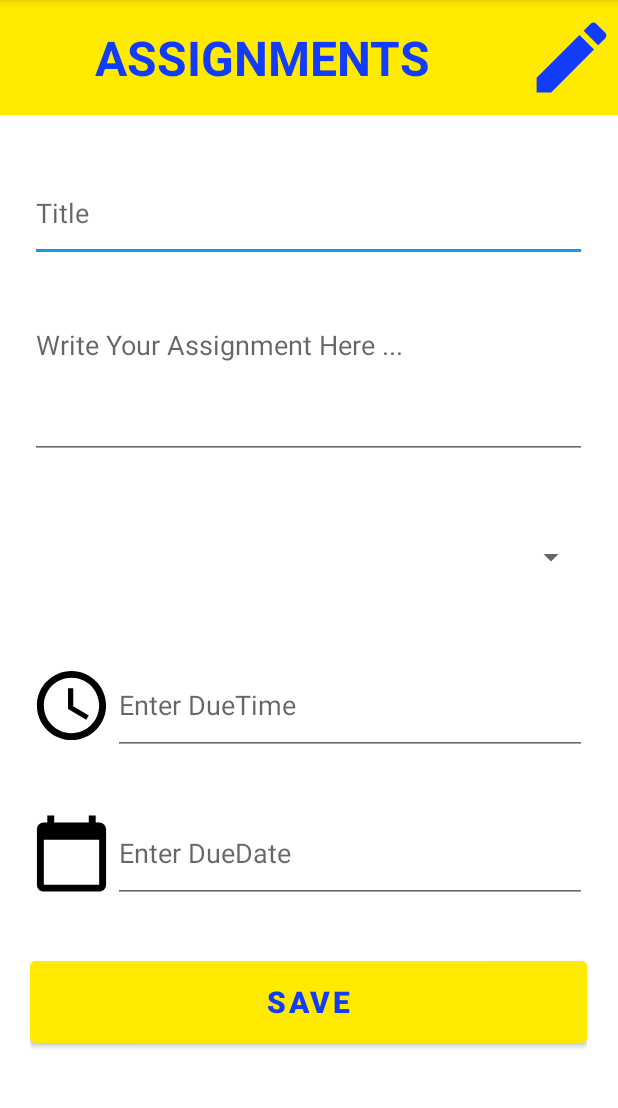
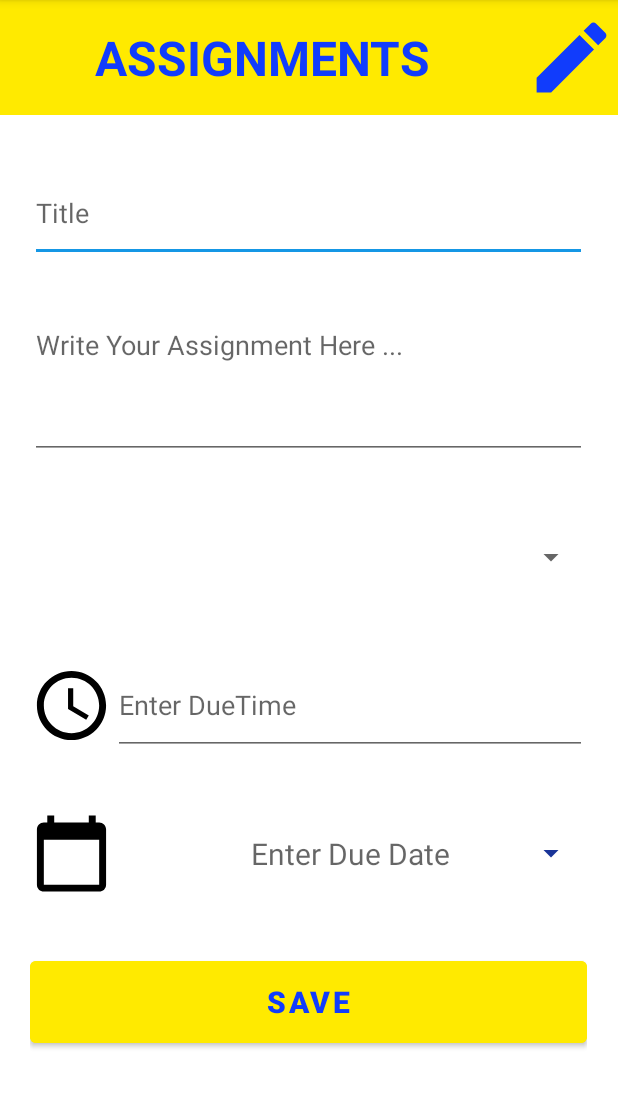
Before and after one commit to agamt1511/TheSchedule_FinalProject, an Android app: the AssignmentsEdit screen opened directly, with no data from a screen before it, on a phone screen of 412 x 824 dp, the part 84-1192 px from its top. Run offline under Robolectric (Android 15) with nearby library versions, the phone set to English and light mode, and no system bars.

```diff
--- a/app/src/main/java/com/example/theschedule_finalproject/AssignmentsEdit.java
+++ b/app/src/main/java/com/example/theschedule_finalproject/AssignmentsEdit.java
@@ -4,6 +4,8 @@ import static com.example.theschedule_finalproject.FBref.currentUser;
 
 import androidx.appcompat.app.AppCompatActivity;
 
+import android.app.AlertDialog;
+import android.app.DatePickerDialog;
 import android.content.BroadcastReceiver;
 import android.content.Intent;
 import android.content.IntentFilter;
@@ -11,17 +13,26 @@ import android.net.ConnectivityManager;
 import android.os.Bundle;
 import android.view.View;
 import android.widget.AdapterView;
+import android.widget.Button;
+import android.widget.DatePicker;
 import android.widget.EditText;
 import android.widget.Spinner;
 
 import com.example.theschedule_finalproject.Models.Assignment;
 
-public class AssignmentsEdit extends AppCompatActivity implements AdapterView.OnItemSelectedListener {
+import java.text.SimpleDateFormat;
+import java.util.Calendar;
+import java.util.Date;
+
+public class AssignmentsEdit extends AppCompatActivity {
     BroadcastReceiver broadcastReceiver;
-    EditText title_etAE, txt_etAE, time_etAE, date_etAE;
+    EditText title_etAE, txt_etAE, time_etAE;
+    Button date_btAE;
     Spinner importance_spAE;
     Assignment assignment;
-    String[] importance = {};
+    String[] priorities = {};
+
+    DatePickerDialog datePickerDialog;
 
     @Override
     protected void onCreate(Bundle savedInstanceState) {
@@ -35,25 +46,52 @@ public class AssignmentsEdit extends AppCompatActivity implements AdapterView.On
         title_etAE = (EditText) findViewById(R.id.title_etAE);
         txt_etAE = (EditText) findViewById(R.id.txt_etAE);
         time_etAE = (EditText) findViewById(R.id.time_etAE);
-        date_etAE = (EditText) findViewById(R.id.date_etAE);
+        date_btAE = (Button) findViewById(R.id.date_btAE);
         importance_spAE = (Spinner) findViewById(R.id.importance_spAE);
 
-        importance_spAE.setOnItemSelectedListener(this);
-
-
+        datePickerDialogListener();
     }
 
     public void saveAssignment(View view) {
-        assignment = new Assignment();
-        getDateAndTime();
-        getTitleAndTxt();
+        setNewAssignment();
+
+
 
         Intent newActivity;
         newActivity = new Intent(AssignmentsEdit.this, AssignmentsView.class);
         startActivity(newActivity);
     }
 
+    private void datePickerDialogListener() {
+        DatePickerDialog.OnDateSetListener dateSetListener = new DatePickerDialog.OnDateSetListener() {
+            @Override
+            public void onDateSet(DatePicker datePicker, int year, int month, int day) {
+                month = month + 1;
+            }
+        };
+        Calendar calendar = Calendar.getInstance();
+        int year = calendar.get(Calendar.YEAR);
+        int month = calendar.get(Calendar.MONTH);
+        int day = calendar.get(Calendar.DAY_OF_MONTH);
+
+
+        int style = AlertDialog.THEME_HOLO_LIGHT;
+        /*SimpleDateFormat dateFormat = new SimpleDateFormat("yyyyMMdd");
+        String dueDate = dateFormat.format(year+month+day);*/
+        datePickerDialog = new DatePickerDialog(this,style, dateSetListener,year,month,day);
+    }
+
+    private void setNewAssignment() {
+        assignment = new Assignment();
+        getDateAndTime();
+        getPriority();
+        getTitleAndTxt();
+    }
+
     private void getDateAndTime() {
+    }
+
+    private void getPriority() {
     }
 
     private void getTitleAndTxt() {
@@ -64,13 +102,19 @@ public class AssignmentsEdit extends AppCompatActivity implements AdapterView.On
         //String selectedTxt_path = "Assignments/"+currentUser.getUid()+"/txt"+".jpg";
     }
 
-    @Override
-    public void onItemSelected(AdapterView<?> adapterView, View view, int i, long l) {
+    public void datePicker(View view) {
+        Calendar calendar = Calendar.getInstance();
+        int year = calendar.get(Calendar.YEAR);
+        int month = calendar.get(Calendar.MONTH);
+        int day = calendar.get(Calendar.DAY_OF_MONTH);
 
-    }
+        DatePickerDialog datePickerDialog = new DatePickerDialog(this, new DatePickerDialog.OnDateSetListener() {
+            @Override
+            public void onDateSet(DatePicker datePicker, int year, int month, int day) {
+                date_btAE.setText(year + "/" + month +"/" + day);
 
-    @Override
-    public void onNothingSelected(AdapterView<?> adapterView) {
-
+            }
+        },
+        year,month,day);
     }
 }
--- a/app/src/main/res/layout/activity_assignments_edit.xml
+++ b/app/src/main/res/layout/activity_assignments_edit.xml
@@ -128,6 +128,7 @@
                 android:layout_width="match_parent"
                 android:layout_height="0dp"
                 android:layout_weight="10"
+                android:gravity="center"
                 android:orientation="horizontal">
 
                 <ImageView
@@ -137,14 +138,16 @@
                     app:srcCompat="@drawable/baseline_calendar_today"
                     app:tint="@color/black" />
 
-                <EditText
-                    android:id="@+id/date_etAE"
+                <Button
+                    android:id="@+id/date_btAE"
+                    style="?android:spinnerStyle"
                     android:layout_width="0dp"
                     android:layout_height="match_parent"
                     android:layout_weight="85"
-                    android:ems="10"
-                    android:hint="Enter DueDate"
-                    android:inputType="date" />
+                    android:gravity="center"
+                    android:hint="Enter Due Date"
+                    android:onClick="datePicker"
+                    android:textSize="20dp" />
 
             </LinearLayout>
 
--- a/app/src/main/res/layout/activity_notes_view.xml
+++ b/app/src/main/res/layout/activity_notes_view.xml
@@ -77,8 +77,8 @@
                 android:layout_height="0dp"
                 android:layout_weight="5" />
 
-            <androidx.recyclerview.widget.RecyclerView
-                android:id="@+id/notes_rvNV"
+            <ListView
+                android:id="@+id/notes_lvNV"
                 android:layout_width="match_parent"
                 android:layout_height="0dp"
                 android:layout_weight="75" />
```
Also changed, not shown: app/src/main/java/com/example/theschedule_finalproject/Models/Note.java (+12 -1 lines), app/src/main/java/com/example/theschedule_finalproject/NotesEdit.java (+31 -14 lines), app/src/main/java/com/example/theschedule_finalproject/NotesView.java (+51 -27 lines), app/src/main/res/layout/note_cell.xml (+21 -8 lines).
